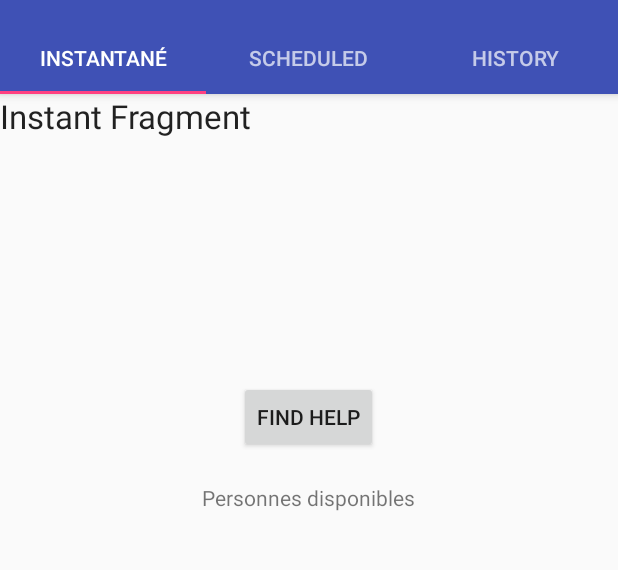
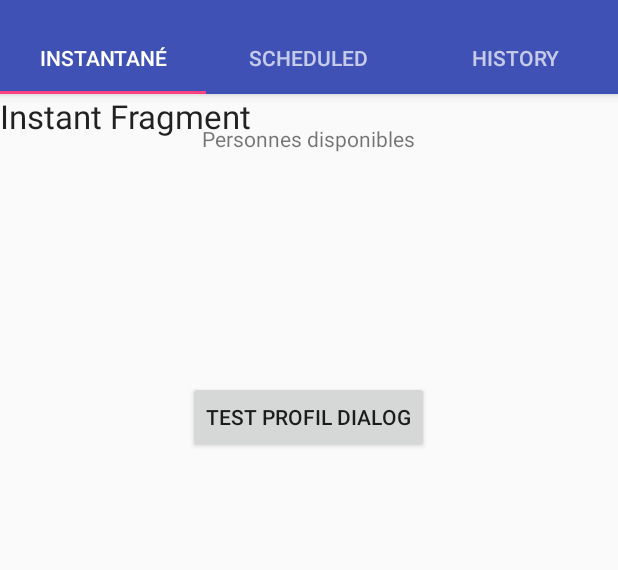
Before and after one commit to omegaxy/Handihelp, an Android app: the screen it shows after launch (MainActivity), on a phone screen of 412 x 824 dp, the part 62-632 px from its top. Run offline under Robolectric (Android 15) with nearby library versions, the phone set to English and light mode, and no system bars; our stand-ins replace Volley; libraries missing offline, so code that uses them is left out: com.crashlytics.android, io.fabric.sdk; network calls fail; 1 statement that could not run was skipped.

Commit message:
added basic idea of profile DialogWindow

```diff
--- a/prototype/maquette-android/app/src/main/java/com/example/sikanla/maquettehandi/InstantFragment.java
+++ b/prototype/maquette-android/app/src/main/java/com/example/sikanla/maquettehandi/InstantFragment.java
@@ -6,6 +6,7 @@ import android.os.Bundle;
 import android.view.LayoutInflater;
 import android.view.View;
 import android.view.ViewGroup;
+import android.widget.Button;
 
 
 /**
@@ -13,6 +14,7 @@ import android.view.ViewGroup;
  */
 
 public class InstantFragment extends Fragment {
+    private Button testButton;
 
     public InstantFragment() {
     }
@@ -25,4 +27,17 @@ public class InstantFragment extends Fragment {
     public View onCreateView(LayoutInflater inflater, ViewGroup container, Bundle savedInstanceState) {
         return inflater.inflate(R.layout.fragment_instant, container, false);
     }
+
+    @Override
+    public void onViewCreated(final View view, Bundle savedInstanceState) {
+       testButton = (Button) getActivity().findViewById(R.id.button11);
+        testButton.setOnClickListener(new View.OnClickListener() {
+            @Override
+            public void onClick(View v) {
+       ProfileDialogFragment profileDialogFragment =new ProfileDialogFragment();
+               profileDialogFragment.show(getFragmentManager(),"ProfileDialogFragment");
+
+            }
+        });
+    }
 }
--- a/prototype/maquette-android/app/src/main/res/layout/fragment_instant.xml
+++ b/prototype/maquette-android/app/src/main/res/layout/fragment_instant.xml
@@ -41,11 +41,11 @@
         android:layout_above="@+id/floatingActionButton" />
 
     <Button
-        android:text="Find Help"
+        android:text="Test Profil Dialog"
         android:layout_width="wrap_content"
         android:layout_height="wrap_content"
         android:layout_marginTop="162dp"
-        android:id="@+id/button"
+        android:id="@+id/button11"
         android:layout_below="@+id/textView_instant"
         android:layout_centerHorizontal="true" />
 
```
Also changed, not shown: prototype/maquette-android/app/src/main/java/com/example/sikanla/maquettehandi/ProfileDialogFragment.java (added, +57 -0 lines), prototype/maquette-android/app/src/main/res/layout/fragment_profile.xml (added, +24 -0 lines).
